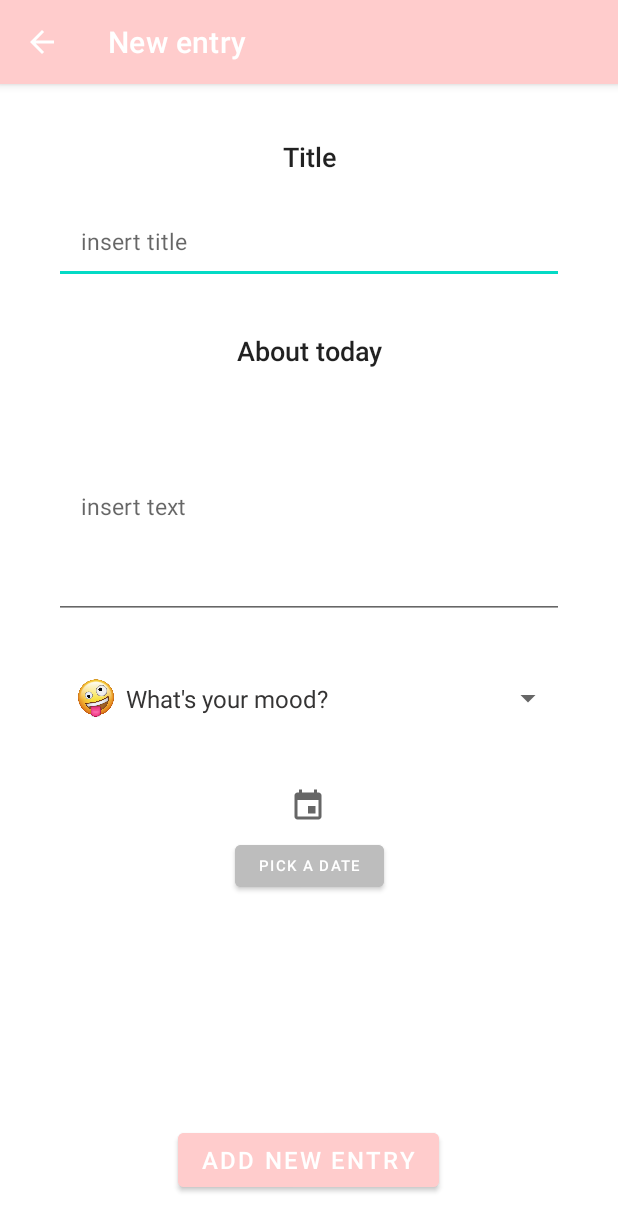
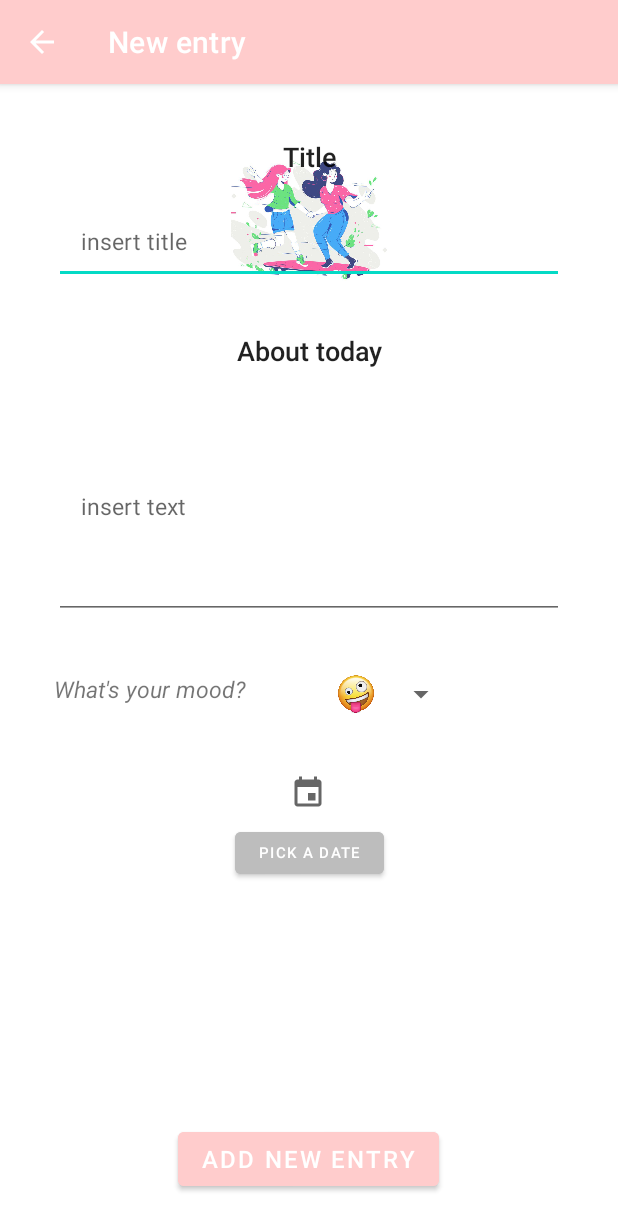
Before and after one commit to marianievas/MyErasmus, an Android app: the screen it shows after launch (CreateEntryDiary), after a tap on an icon or button, on a phone screen of 412 x 824 dp. Shown: the top 1231 px of the screen. Run offline under Robolectric (Android 15) with nearby library versions, the phone set to English and light mode, and no system bars; our stand-ins replace Firebase (no records; nobody signed in at launch, a user with empty details on screens opened directly).

Commit message:
image added to the diary

```diff
--- a/app/src/main/java/com/myerasmus/ui/createEntryDiary/Emoticon.kt
+++ b/app/src/main/java/com/myerasmus/ui/createEntryDiary/Emoticon.kt
@@ -2,7 +2,8 @@ package com.myerasmus.ui.createEntryDiary
 
 import com.myerasmus.R
 
-data class Emoticon(val image: Int, val name: String)
+//data class Emoticon(val image: Int, val name: String)
+data class Emoticon(val image: Int)
 
 object Emoticons {
     private val images = intArrayOf(
@@ -41,7 +42,7 @@ object Emoticons {
             R.drawable.e33,
     )
 
-    private val emoticons = arrayOf(
+   /* private val emoticons = arrayOf(
             "What's your mood?",
             "1",
             "2",
@@ -75,7 +76,7 @@ object Emoticons {
             "31",
             "32",
             "33",
-    )
+    )*/
 
     var list: ArrayList<Emoticon>? = null
         get() {
@@ -83,9 +84,10 @@ object Emoticons {
             field = ArrayList()
             for (i in images.indices) {
                 val imageId = images[i]
-                val countryName = emoticons[i]
+        //        val countryName = emoticons[i]
 
-                val emoticon = Emoticon(imageId, countryName)
+         //       val emoticon = Emoticon(imageId, countryName)
+                val emoticon = Emoticon(imageId)
                 field!!.add(emoticon)
             }
             return field
--- a/app/src/main/java/com/myerasmus/ui/createEntryDiary/EmoticonArrayAdapter.kt
+++ b/app/src/main/java/com/myerasmus/ui/createEntryDiary/EmoticonArrayAdapter.kt
@@ -24,7 +24,7 @@ class EmoticonArrayAdapter(context: Context, emoticonList: List<Emoticon>) : Arr
 
         val view = LayoutInflater.from(context).inflate(R.layout.my_dropdown_emoticons, parent, false)
         view.image.setImageResource(emot!!.image)
-        view.name.text = emot.name
+      //  view.name.text = emot.name
 
         return view
     }
--- a/app/src/main/res/layout/my_dropdown_emoticons.xml
+++ b/app/src/main/res/layout/my_dropdown_emoticons.xml
@@ -15,17 +15,4 @@
         app:layout_constraintTop_toTopOf="parent" android:layout_marginStart="8dp" android:layout_marginTop="8dp"
         app:layout_constraintBottom_toBottomOf="parent" android:layout_marginBottom="8dp"/>
 
-    <TextView
-        android:id="@+id/name"
-        android:layout_width="0dp"
-        android:layout_height="wrap_content"
-        app:layout_constraintTop_toTopOf="parent"
-        app:layout_constraintEnd_toEndOf="parent"
-        android:text="India"
-        android:textColor="#353434"
-        android:textSize="16sp"
-        android:layout_marginEnd="8dp" app:layout_constraintStart_toEndOf="@+id/image"
-        android:layout_marginStart="8dp" android:layout_marginTop="8dp" app:layout_constraintHorizontal_bias="0.0"
-        android:layout_marginBottom="8dp" app:layout_constraintBottom_toBottomOf="parent"/>
-
 </androidx.constraintlayout.widget.ConstraintLayout>
--- a/app/src/main/res/layout/new_entry_diary.xml
+++ b/app/src/main/res/layout/new_entry_diary.xml
@@ -10,13 +10,16 @@
     android:padding="20dp"
     tools:context=".ui.createEntryDiary.CreateEntryDiary">
 
-    <!--  Text View to show the text "Title of the activity"  -->
-
-    <!--  Edit Text for input the title of the activity  -->
-
-    <!-- Text View to show the text "About of the activity"  -->
-
-    <!--  Edit Text for input the description of the activity  -->
+    <ImageView
+        android:id="@+id/imageViewProfilePic"
+        android:layout_width="104dp"
+        android:layout_height="104dp"
+        android:layout_gravity="center"
+        android:layout_marginTop="16dp"
+        android:src="@drawable/friends"
+        app:layout_constraintEnd_toEndOf="parent"
+        app:layout_constraintStart_toStartOf="parent"
+        app:layout_constraintTop_toTopOf="parent" />
 
     <TextView
         android:id="@+id/textTitle"
@@ -89,14 +92,13 @@
 
     <Spinner
         android:id="@+id/mood_spinner"
-        android:layout_width="match_parent"
-        android:layout_height="wrap_content"
-        android:layout_marginStart="24dp"
-        android:layout_marginTop="32dp"
-        android:layout_marginEnd="16dp"
+        android:layout_width="87dp"
+        android:layout_height="28dp"
+        android:layout_marginTop="36dp"
+        android:layout_marginEnd="64dp"
         app:layout_constraintEnd_toEndOf="parent"
         app:layout_constraintHorizontal_bias="0.0"
-        app:layout_constraintStart_toStartOf="parent"
+        app:layout_constraintStart_toEndOf="@+id/textView"
         app:layout_constraintTop_toBottomOf="@+id/about_the_activity" />
 
     <Button
@@ -161,4 +163,16 @@
         app:layout_constraintVertical_bias="0.958"
         android:textSize="16sp"/>
 
+    <TextView
+        android:id="@+id/textView"
+        android:layout_width="181dp"
+        android:layout_height="28dp"
+        android:layout_marginStart="16dp"
+        android:layout_marginTop="36dp"
+        android:text="@string/what_s_your_mood"
+        android:textStyle="italic"
+        android:textSize="15sp"
+        app:layout_constraintStart_toStartOf="parent"
+        app:layout_constraintTop_toBottomOf="@+id/about_the_activity" />
+
 </androidx.constraintlayout.widget.ConstraintLayout>
--- a/app/src/main/res/values/strings.xml
+++ b/app/src/main/res/values/strings.xml
@@ -42,5 +42,6 @@
     <string name="choose_date">Pick a date</string>
     <string name="show_date">Date</string>
     <string name="add_new_entry">Add new entry</string>
+    <string name="what_s_your_mood">What\'s your mood?</string>
 
 </resources>
```
Also changed, not shown: app/src/main/res/drawable/friends.png (added).
